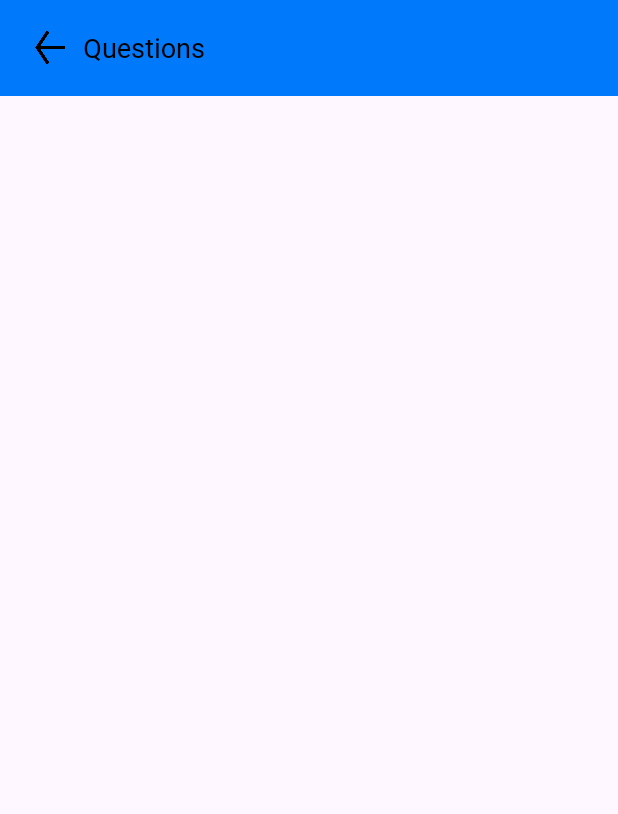
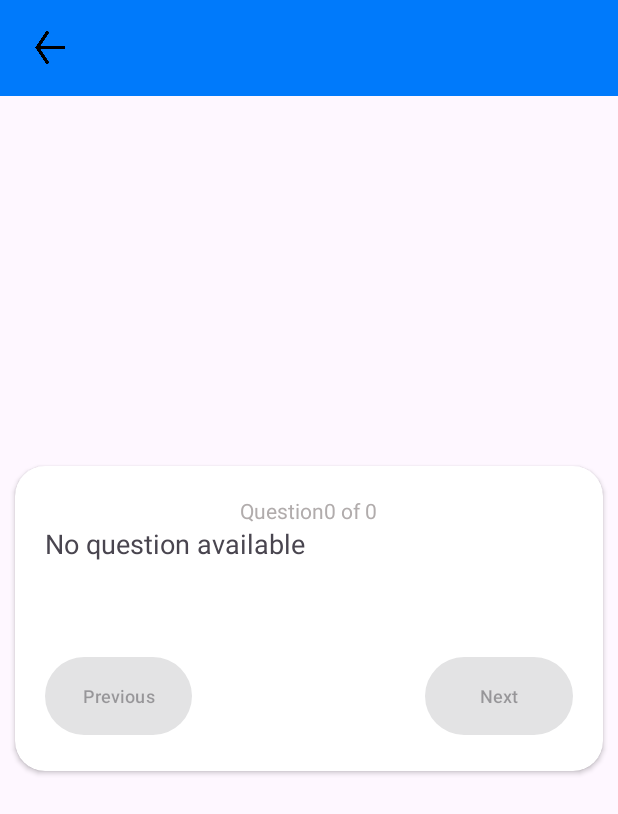
Before and after one commit to BemniT/Home-study, an Android app: the ExamCenterActivity screen opened directly, with no data from a screen before it, on a phone screen of 412 x 824 dp. Shown: the top 814 px of the screen. Run offline under Robolectric (Android 15) with nearby library versions, the phone set to English and light mode, and no system bars; our stand-ins replace Firebase (no records; nobody signed in at launch, a user with empty details on screens opened directly).

Commit message:
Exam fragement Skeleton is complete

```diff
--- a/app/src/main/java/com/example/home_study/Adapter/ExamCenterAdapter.java
+++ /dev/null
@@ -1,81 +0,0 @@
-package com.example.home_study.Adapter;
-
-import android.view.LayoutInflater;
-import android.view.View;
-import android.view.ViewGroup;
-import android.widget.RadioButton;
-import android.widget.RadioGroup;
-import android.widget.TextView;
-
-import androidx.annotation.NonNull;
-import androidx.recyclerview.widget.RecyclerView;
-
-import com.example.home_study.Model.ExamCenter;
-import com.example.home_study.R;
-
-import java.util.List;
-
-public class ExamCenterAdapter extends RecyclerView.Adapter<ExamCenterAdapter.ViewHolder> {
-
-    private List<ExamCenter> questionList;
-
-    public ExamCenterAdapter(List<ExamCenter> questionList) {
-        this.questionList = questionList;
-    }
-
-    @NonNull
-    @Override
-    public ExamCenterAdapter.ViewHolder onCreateViewHolder(@NonNull ViewGroup parent, int viewType) {
-
-        View view = LayoutInflater.from(parent.getContext()).inflate(R.layout.exam_center_card,parent, false);
-        return new ViewHolder(view);
-    }
-
-    @Override
-    public void onBindViewHolder(@NonNull ExamCenterAdapter.ViewHolder holder, int position) {
-
-        ExamCenter questions = questionList.get(position);
-        holder.question.setText(questions.getQuestion());
-        holder.chooses.removeAllViews();
-        for (String option : questions.getOptions()){
-            RadioButton radioButton = new RadioButton(holder.itemView.getContext());
-            radioButton.setText(option);
-            holder.chooses.addView(radioButton);
-        }
-
-        holder.chooses.setOnCheckedChangeListener((group, checkedId) ->{
-                    RadioButton selectedRadioButton = group.findViewById(checkedId);
-
-                    if (selectedRadioButton != null){
-                        String selectedAnswer = selectedRadioButton.getText().toString();
-
-                        if (selectedAnswer.equals(questions.getCorrectAnswer()))
-                        {
-                            holder.explanation.setText("✅ Correct! " + questions.getExplanation());
-//                            holder.explanation.setTextColor(R.color.Green);
-                        }else {
-                            holder.explanation.setText("❌ Incorrect! " + questions.getExplanation());
-                        }
-                    }
-                });
-
-    }
-
-    @Override
-    public int getItemCount() {
-        return questionList.size();
-    }
-
-    public class ViewHolder extends RecyclerView.ViewHolder {
-        private TextView question, explanation;
-        private RadioGroup chooses;
-        public ViewHolder(@NonNull View itemView) {
-            super(itemView);
-
-            question = itemView.findViewById(R.id.question);
-            explanation = itemView.findViewById(R.id.explanation);
-
-            chooses = itemView.findViewById(R.id.questionChoose);
-        }
-    }
-}
--- a/app/src/main/java/com/example/home_study/ExamCenterActivity.java
+++ b/app/src/main/java/com/example/home_study/ExamCenterActivity.java
@@ -2,13 +2,16 @@ package com.example.home_study;
 
 import androidx.annotation.NonNull;
 import androidx.appcompat.app.AppCompatActivity;
-import androidx.recyclerview.widget.LinearLayoutManager;
-import androidx.recyclerview.widget.RecyclerView;
 
 import android.os.Bundle;
+import android.view.View;
+import android.widget.Button;
+import android.widget.ImageView;
+import android.widget.RadioButton;
+import android.widget.RadioGroup;
+import android.widget.TextView;
 import android.widget.Toast;
 
-import com.example.home_study.Adapter.ExamCenterAdapter;
 import com.example.home_study.Model.ExamCenter;
 import com.google.firebase.database.DataSnapshot;
 import com.google.firebase.database.DatabaseError;
@@ -21,8 +24,11 @@ import java.util.List;
 
 public class ExamCenterActivity extends AppCompatActivity {
 
-    private RecyclerView questionRecycler;
-    private ExamCenterAdapter examCenterAdapter;
+    private TextView question, explanation, questionCounter, title;
+    private Button nextBtn, previousBtn;
+    private ImageView backBtn;
+    private RadioGroup chooses;
+    private int currentQuestionIndex = 0;
     private List<ExamCenter> questionList;
     private DatabaseReference questionRef;
     private String selectedSubject, selectedChapter;
@@ -32,21 +38,86 @@ public class ExamCenterActivity extends AppCompatActivity {
         super.onCreate(savedInstanceState);
         setContentView(R.layout.activity_exam_center);
 
-        questionRecycler = findViewById(R.id.examCenterRecycler);
-        questionRecycler.setLayoutManager(new LinearLayoutManager(this));
+        nextBtn = findViewById(R.id.nextBtn);
+        previousBtn = findViewById(R.id.previousBtn);
+        backBtn = findViewById(R.id.backBtn);
+        questionCounter = findViewById(R.id.questionCounter);
+        title = findViewById(R.id.title);
+        question = findViewById(R.id.question);
+        explanation = findViewById(R.id.explanation);
+
+        chooses = findViewById(R.id.questionChoose);
+
 
         selectedSubject = getIntent().getStringExtra("subject");
         selectedChapter = getIntent().getStringExtra("chapter");
 
         questionList = new ArrayList<>();
-        examCenterAdapter = new ExamCenterAdapter(questionList);
 
-        questionRecycler.setAdapter(examCenterAdapter);
-
+        title.setText(selectedChapter);
         questionRef = FirebaseDatabase.getInstance().getReference().child("Exams")
                         .child(selectedSubject).child(selectedChapter);
 
         fetchQuestions();
+
+        backBtn.setOnClickListener(v ->{
+            finish();
+        });
+        nextBtn.setOnClickListener(new View.OnClickListener() {
+            @Override
+            public void onClick(View v) {
+                if (currentQuestionIndex < questionList.size() - 1){
+                    currentQuestionIndex++;
+                    displayQuestion();
+                }
+            }
+        });
+
+        previousBtn.setOnClickListener(new View.OnClickListener() {
+            @Override
+            public void onClick(View v) {
+                if (currentQuestionIndex > 0){
+                    currentQuestionIndex--;
+                    displayQuestion();
+                }
+            }
+        });
+
+
+    }
+
+    private void displayQuestion() {
+
+        if (questionList.isEmpty()) return;
+
+        ExamCenter questions = questionList.get(currentQuestionIndex);
+        question.setText((currentQuestionIndex + 1) + ". " +questions.getQuestion());
+        questionCounter.setText("Question " + (currentQuestionIndex + 1) + " of " + questionList.size());
+
+        chooses.removeAllViews();
+        for (String option : questions.getOptions()){
+            RadioButton radioButton = new RadioButton(this);
+            radioButton.setText(option);
+            chooses.addView(radioButton);
+        }
+
+        chooses.setOnCheckedChangeListener((group, checkedId) ->{
+            RadioButton selectedRadioButton = group.findViewById(checkedId);
+
+            if (selectedRadioButton != null){
+                String selectedAnswer = selectedRadioButton.getText().toString();
+
+                if (selectedAnswer.equals(questions.getCorrectAnswer()))
+                {
+                   explanation.setText("✅ Correct! " + questions.getExplanation());
+//                            holder.explanation.setTextColor(R.color.Green);
+                }else {
+                    explanation.setText("❌ Incorrect! " + questions.getExplanation());
+                }
+            }
+        });
+
+
     }
 
     private void fetchQuestions() {
@@ -60,9 +131,17 @@ public class ExamCenterActivity extends AppCompatActivity {
                     questionList.add(question);
                 }
 
-                examCenterAdapter.notifyDataSetChanged();
+                if (!questionList.isEmpty()){
+                    displayQuestion();
+                }else {
+                    question.setText("No question available");
+                    chooses.removeAllViews();
+                    explanation.setText("");
+                    questionCounter.setText("Question" + 0 + " of " + 0);
+                    previousBtn.setEnabled(false);
+                    nextBtn.setEnabled(false);
+                }
             }
-
             @Override
             public void onCancelled(@NonNull DatabaseError error) {
                 Toast.makeText(ExamCenterActivity.this, "Failed to loaded questions", Toast.LENGTH_SHORT).show();
--- a/app/src/main/java/com/example/home_study/ExamContentActivity.java
+++ b/app/src/main/java/com/example/home_study/ExamContentActivity.java
@@ -72,8 +72,6 @@ public class ExamContentActivity extends AppCompatActivity {
 
     private void onExamContentSelected(ExamContent examContent) {
 
-        Toast.makeText(this, examContent.getContentName(), Toast.LENGTH_SHORT).show();
-
         Intent intent = new Intent(ExamContentActivity.this, ExamCenterActivity.class);
         intent.putExtra("chapter", examContent.getContentName());
         intent.putExtra("subject", examContent.getContentSubject());
--- a/app/src/main/res/layout/activity_exam_center.xml
+++ b/app/src/main/res/layout/activity_exam_center.xml
@@ -25,6 +25,7 @@
             android:scaleType="centerCrop"
             />
         <TextView
+            android:id="@+id/title"
             android:layout_width="wrap_content"
             android:layout_height="wrap_content"
             android:text="Questions"
@@ -35,13 +36,99 @@
             />
     </androidx.appcompat.widget.Toolbar>
 
-    <androidx.recyclerview.widget.RecyclerView
-        android:id="@+id/examCenterRecycler"
+    <androidx.cardview.widget.CardView
         android:layout_width="match_parent"
         android:layout_height="wrap_content"
-        app:layout_constraintTop_toBottomOf="@+id/examCenterToolBar"
+        xmlns:app="http://schemas.android.com/apk/res-auto"
+        app:cardCornerRadius="20dp"
+        android:elevation="20dp"
+        android:layout_gravity="center"
+        android:layout_margin="10dp"
+        app:layout_constraintTop_toTopOf="parent"
+        app:layout_constraintBottom_toBottomOf="parent"
         app:layout_constraintLeft_toLeftOf="parent"
         app:layout_constraintRight_toRightOf="parent"
+        >
 
-        />
+        <LinearLayout
+            android:layout_width="match_parent"
+            android:layout_height="match_parent"
+            android:orientation="vertical"
+            android:padding="20dp"
+            >
+
+            <TextView
+                android:id="@+id/questionCounter"
+                android:layout_width="wrap_content"
+                android:layout_height="wrap_content"
+                android:layout_gravity="center"
+                android:textSize="14sp"
+                android:text="Question Counter"
+                android:textColor="@color/black_low"
+                />
+            <TextView
+                android:id="@+id/question"
+                android:layout_width="wrap_content"
+                android:layout_height="wrap_content"
+                android:text="Question here"
+                android:textSize="18dp"
+                />
+
+            <RadioGroup
+                android:id="@+id/questionChoose"
+                android:layout_width="wrap_content"
+                android:layout_height="wrap_content"
+                android:orientation="vertical"
+                >
+            </RadioGroup>
+
+            <TextView
+                android:id="@+id/explanation"
+                android:layout_width="wrap_content"
+                android:layout_height="wrap_content"
+                android:text="Explanation"
+                android:textSize="16sp"
+                android:fontFamily="@font/risque_regular"
+                />
+
+            <LinearLayout
+                android:layout_width="match_parent"
+                android:layout_height="wrap_content"
+                android:layout_marginTop="40dp"
+
+                >
+
+
+                <Button
+                    android:id="@+id/previousBtn"
+                    android:layout_width="98dp"
+                    android:layout_height="60dp"
+                    android:text="Previous"
+                    android:textSize="12sp"
+                    android:layout_gravity="start"
+                    android:layout_weight="1"
+                    />
+
+                <Space
+                    android:layout_width="wrap_content"
+                    android:layout_height="wrap_content"
+                    android:layout_weight="@integer/material_motion_duration_long_1"
+                    />
+                <Button
+                    android:id="@+id/nextBtn"
+                    android:layout_width="98dp"
+                    android:layout_height="60dp"
+                    android:text="Next"
+                    android:textSize="12sp"
+                    android:layout_gravity="left"
+                    android:layout_weight="1"
+                    />
+
+            </LinearLayout>
+        </LinearLayout>
+
+
+    </androidx.cardview.widget.CardView>
+
+
 </androidx.constraintlayout.widget.ConstraintLayout>
```
Also changed, not shown: app/src/main/res/layout/exam_center_card.xml (deleted, +0 -47 lines).
